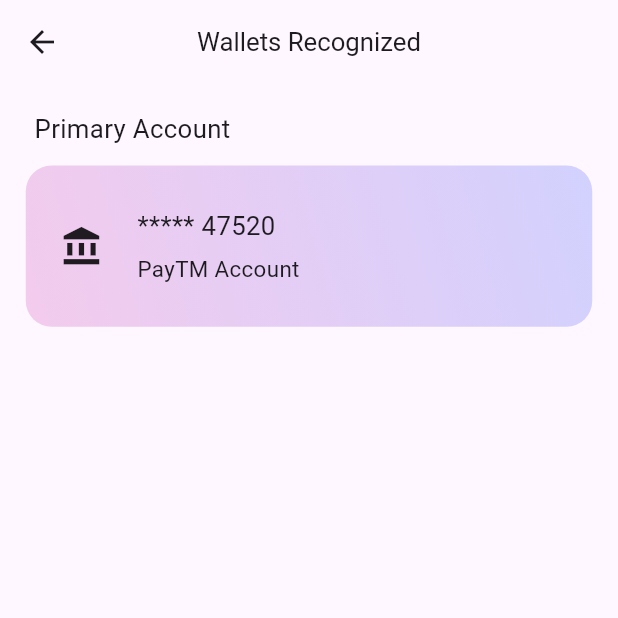
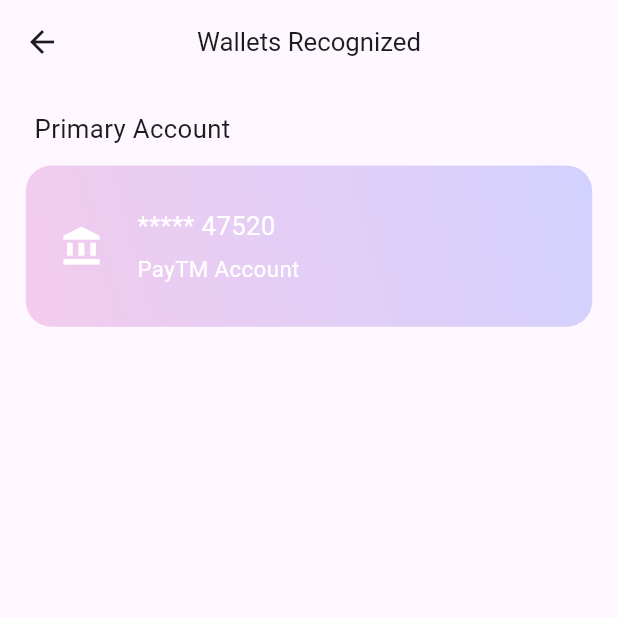
Before and after one commit to justaman045/spendwise, a Flutter app: the RecognizedAccounts screen opened directly, on a phone screen of 412 x 824 dp, the top half of it. Run offline on Flutter 3.47's test engine with Material 3 defaults, Android fonts, the phone set to English and light mode, and no system bars; our stand-ins replace cloud_firestore, countup, firebase_auth, firebase_core, flutter_screenutil, get and 3 more; missing offline and left inert: flutter_sms_inbox; accounts and stored records are empty.

Commit message:
Fixed some Bugs and made some fixes in Dark Mode theme

```diff
--- a/lib/Screens/cash_entry.dart
+++ b/lib/Screens/cash_entry.dart
@@ -295,7 +295,7 @@
                                 ? MyAppColors
                                     .normalColoredWidgetTextColorDarkMode
                                 : MyAppColors
-                                    .normalColoredWidgetTextColorLightMode,
+                                    .normalColoredWidgetTextColorDarkMode,
                           ),
                         ),
                       ),
@@ -359,7 +359,7 @@
                                 ? MyAppColors
                                     .normalColoredWidgetTextColorDarkMode
                                 : MyAppColors
-                                    .normalColoredWidgetTextColorLightMode,
+                                    .normalColoredWidgetTextColorDarkMode,
                           ),
                         ),
                       ),
@@ -393,7 +393,7 @@
                           color: Get.isDarkMode
                               ? MyAppColors.normalColoredWidgetTextColorDarkMode
                               : MyAppColors
-                                  .normalColoredWidgetTextColorLightMode,
+                                  .normalColoredWidgetTextColorDarkMode,
                         ),
                       ),
                     ),
--- a/lib/Screens/change_password.dart
+++ b/lib/Screens/change_password.dart
@@ -247,7 +247,7 @@
                                   ? MyAppColors
                                       .normalColoredWidgetTextColorDarkMode
                                   : MyAppColors
-                                      .normalColoredWidgetTextColorLightMode,
+                                      .normalColoredWidgetTextColorDarkMode,
                             ),
                           ),
                         ),
@@ -292,7 +292,7 @@
                                   ? MyAppColors
                                       .normalColoredWidgetTextColorDarkMode
                                   : MyAppColors
-                                      .normalColoredWidgetTextColorLightMode,
+                                      .normalColoredWidgetTextColorDarkMode,
                             ),
                           ),
                         ),
--- a/lib/Screens/recognized_accounts.dart
+++ b/lib/Screens/recognized_accounts.dart
@@ -1,6 +1,8 @@
 import 'package:flutter/material.dart';
 import 'package:flutter_screenutil/flutter_screenutil.dart';
+import 'package:get/get.dart';
 import 'package:spendwise/TestData/test_transactions.dart';
+import 'package:spendwise/Utils/theme.dart';
 
 // TODO: Reduce Lines of Code
 class RecognizedAccounts extends StatelessWidget {
@@ -56,6 +58,10 @@
                         Icon(
                           Icons.account_balance,
                           size: 25.r,
+                          color: Get.isDarkMode
+                              ? MyAppColors.normalColoredWidgetTextColorDarkMode
+                              : MyAppColors
+                                  .normalColoredWidgetTextColorLightMode,
                         ),
                         Padding(
                           padding: EdgeInsets.only(
@@ -67,12 +73,24 @@
                             children: [
                               Text(
                                 "***** ${accounts[0].accountNumber.toString().substring(accounts[0].accountNumber.toString().length - 5)}",
-                                style: TextStyle(fontSize: 15.r),
+                                style: TextStyle(
+                                  fontSize: 15.r,
+                                  color: Get.isDarkMode
+                                      ? MyAppColors
+                                          .normalColoredWidgetTextColorDarkMode
+                                      : MyAppColors
+                                          .normalColoredWidgetTextColorLightMode,
+                                ),
                               ),
                               Text(
                                 accounts[0].bankName,
                                 style: TextStyle(
                                   fontSize: 13.r,
+                                  color: Get.isDarkMode
+                                      ? MyAppColors
+                                          .normalColoredWidgetTextColorDarkMode
+                                      : MyAppColors
+                                          .normalColoredWidgetTextColorLightMode,
                                 ),
                               ),
                             ],
--- a/lib/Screens/transaction_details.dart
+++ b/lib/Screens/transaction_details.dart
@@ -237,8 +237,10 @@
             ),
             Padding(
               padding: EdgeInsets.symmetric(horizontal: 20.w, vertical: 10.h),
-              child: const Divider(
-                color: Colors.black,
+              child: Divider(
+                color: Get.isDarkMode
+                    ? MyAppColors.normalColoredWidgetTextColorLightMode
+                    : MyAppColors.normalColoredWidgetTextColorDarkMode,
               ),
             ),
             Padding(
--- a/lib/main.dart
+++ b/lib/main.dart
@@ -29,6 +29,7 @@
     options: DefaultFirebaseOptions.currentPlatform,
   );
 
+  // Initializing Theme Controller
   Get.put(ThemeModeController());
 
   // run the App
@@ -60,6 +61,8 @@
     if (await Permission.sms.request().isGranted) {
       // if the user is logged in then get user session
       final tcurrentUser = FirebaseAuth.instance.currentUser;
+
+      // get the current user that is already logged in and then if it is not null then update the currentUser
       if (tcurrentUser != null) {
         setState(() {
           currentUser = tcurrentUser;
```
Also changed, not shown: lib/Requirements/transaction.dart (+13 -4 lines), lib/Screens/edit_transaction.dart (+25 -3 lines), lib/Screens/home_page.dart (+32 -7 lines), lib/Screens/login.dart (+10 -1 lines), lib/Screens/signup.dart (+6 -2 lines), lib/Screens/user_profile.dart (+7 -3 lines).
